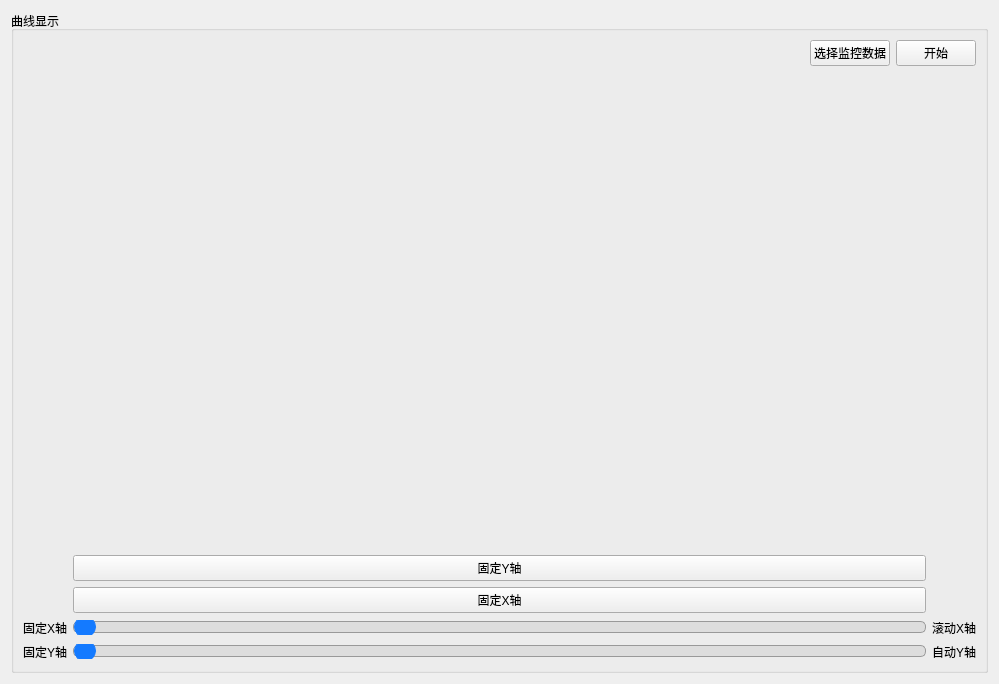
Qt form RTDataPlot/Form_RTdata_plot.ui (SanXiaoXing/PyUtilDemos) before a commit.
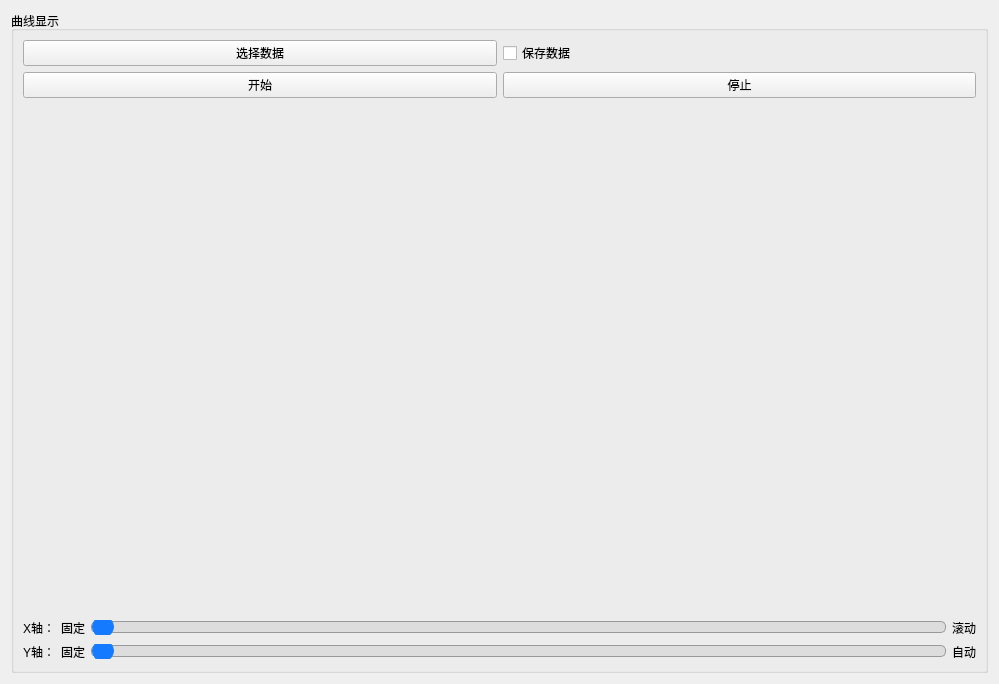
The same form after that commit.

Commit message:
feat(RTDataPlot): 优化实时数据绘图功能
重构了数据获取线程，增加暂停、停止功能
优化了数据处理和绘图逻辑，支持数据保存功能
改进了用户界面，增加了播放、暂停、停止等控制按钮
优化了轴配置功能，采用滑块和标签替代按钮
更新了README文档，添加了实时数据绘图工具的说明

Patch:
```diff
--- a/RTDataPlot/Form_RTdata_plot.ui
+++ b/RTDataPlot/Form_RTdata_plot.ui
@@ -29,20 +29,20 @@
       <item row="2" column="1">
        <layout class="QGridLayout" name="gridLayout_3">
         <item row="0" column="1">
-         <widget class="QPushButton" name="pushButton_yautoscale">
+         <widget class="QLabel" name="label">
           <property name="text">
-           <string>固定Y轴</string>
+           <string>固定</string>
           </property>
          </widget>
         </item>
-        <item row="3" column="0">
+        <item row="1" column="1">
          <widget class="QLabel" name="label_3">
           <property name="text">
-           <string>固定Y轴</string>
+           <string>固定</string>
           </property>
          </widget>
         </item>
-        <item row="3" column="1">
+        <item row="1" column="2">
          <widget class="QSlider" name="horizontalSlider_Y">
           <property name="styleSheet">
            <string notr="true">
@@ -75,28 +75,21 @@
           </property>
          </widget>
         </item>
-        <item row="3" column="2">
+        <item row="1" column="3">
          <widget class="QLabel" name="label_4">
           <property name="text">
-           <string>自动Y轴</string>
+           <string>自动</string>
           </property>
          </widget>
         </item>
-        <item row="1" column="1">
-         <widget class="QPushButton" name="pushButton_xmode">
-          <property name="text">
-           <string>固定X轴</string>
-          </property>
-         </widget>
-        </item>
-        <item row="2" column="2">
+        <item row="0" column="3">
          <widget class="QLabel" name="label_2">
           <property name="text">
-           <string>滚动X轴</string>
+           <string>滚动</string>
           </property>
          </widget>
         </item>
-        <item row="2" column="1">
+        <item row="0" column="2">
          <widget class="QSlider" name="horizontalSlider_X">
           <property name="styleSheet">
            <string notr="true">
@@ -129,38 +122,39 @@
           </property>
          </widget>
         </item>
-        <item row="2" column="0">
-         <widget class="QLabel" name="label">
+        <item row="0" column="0">
+         <widget class="QLabel" name="label_5">
           <property name="text">
-           <string>固定X轴</string>
+           <string>X轴：</string>
+          </property>
+         </widget>
+        </item>
+        <item row="1" column="0">
+         <widget class="QLabel" name="label_6">
+          <property name="text">
+           <string>Y轴：</string>
           </property>
          </widget>
         </item>
        </layout>
       </item>
       <item row="0" column="1">
-       <layout class="QHBoxLayout" name="horizontalLayout_3">
-        <item>
-         <spacer name="horizontalSpacer">
-          <property name="orientation">
-           <enum>Qt::Horizontal</enum>
-          </property>
-          <property name="sizeHint" stdset="0">
-           <size>
-            <width>40</width>
-            <height>20</height>
-           </size>
-          </property>
-         </spacer>
-        </item>
-        <item>
+       <layout class="QGridLayout" name="gridLayout_2">
+        <item row="0" column="0">
          <widget class="QPushButton" name="pushButton_select">
           <property name="text">
-           <string>选择监控数据</string>
+           <string>选择数据</string>
           </property>
          </widget>
         </item>
-        <item>
+        <item row="1" column="1">
+         <widget class="QPushButton" name="pushButton_stop">
+          <property name="text">
+           <string>停止</string>
+          </property>
+         </widget>
+        </item>
+        <item row="1" column="0">
          <widget class="QPushButton" name="pushButton_control">
           <property name="styleSheet">
            <string notr="true"/>
@@ -170,6 +164,13 @@
           </property>
          </widget>
         </item>
+        <item row="0" column="1">
+         <widget class="QCheckBox" name="checkBox_savedata">
+          <property name="text">
+           <string>保存数据</string>
+          </property>
+         </widget>
+        </item>
        </layout>
       </item>
       <item row="0" column="0" rowspan="3">
```
Left out of the diff: 2 changed lines with no effect on the pictures. The commit also changes 9 other files.
